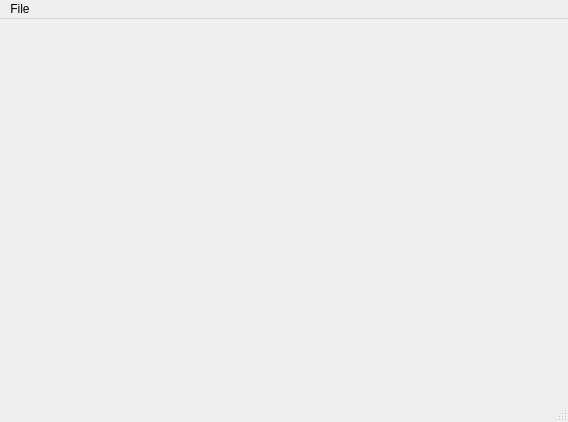
yyk99/qt_junk, file qc-proj1/mainwindow.ui: the form before one commit.
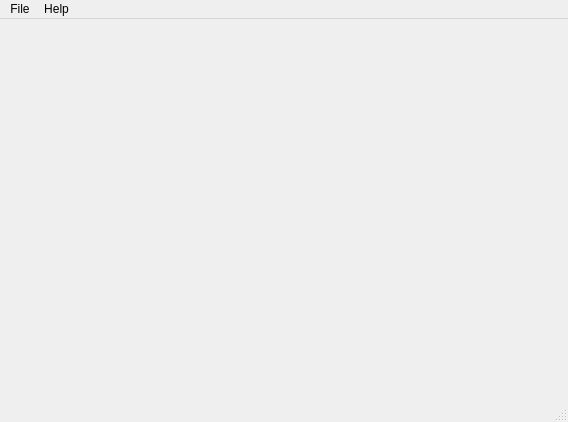
The form after the commit.

```diff
--- a/qc-proj1/mainwindow.ui
+++ b/qc-proj1/mainwindow.ui
@@ -32,7 +32,14 @@
     <addaction name="separator"/>
     <addaction name="actionExit"/>
    </widget>
+   <widget class="QMenu" name="menuHelp">
+    <property name="title">
+     <string>Help</string>
+    </property>
+    <addaction name="actionAbout"/>
+   </widget>
    <addaction name="menuFile"/>
+   <addaction name="menuHelp"/>
   </widget>
   <widget class="QStatusBar" name="statusbar"/>
   <action name="actionSelect_Online_Source">
```
Left out of the diff: 5 changed lines with no effect on the pictures.
